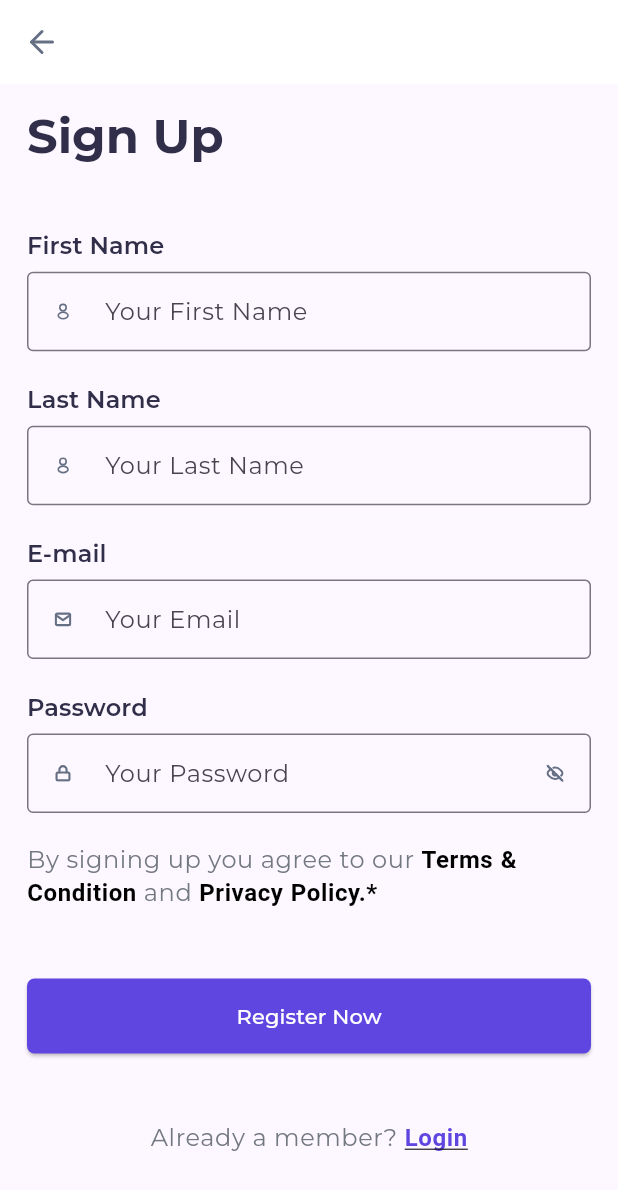
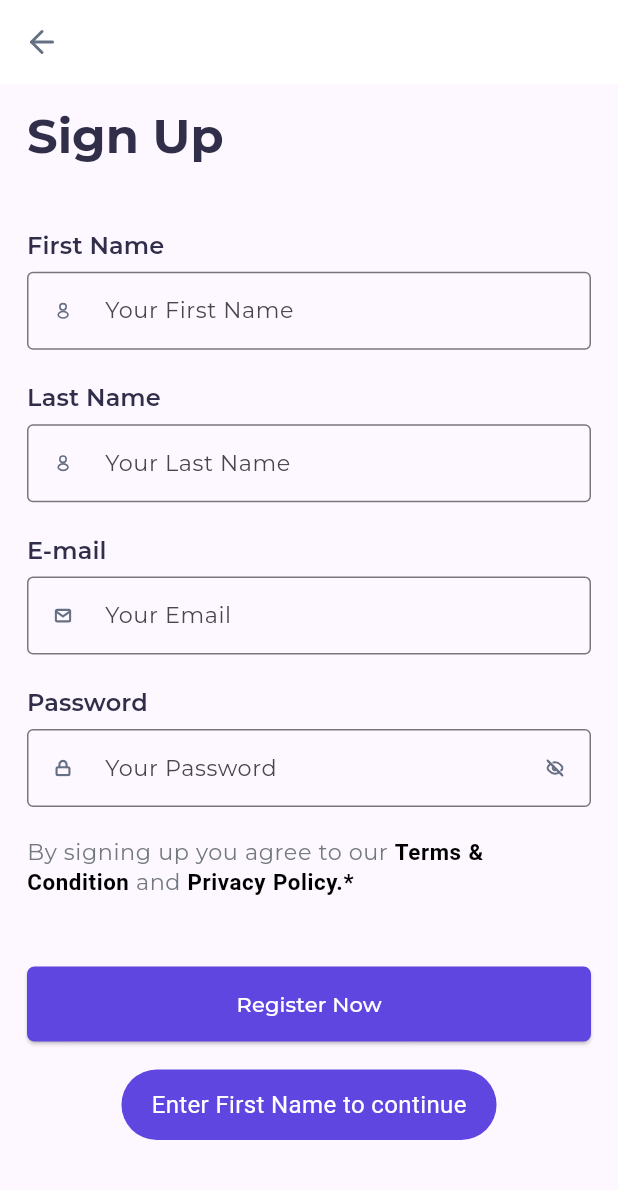
Before and after one commit to praidux/LostGet, a Flutter app: the SignUp screen opened by its route, after a tap on "Register Now", on a phone screen of 412 x 824 dp. Shown: the top 1190 px of the screen. Run offline on Flutter 3.47's test engine with Material 2 defaults, Android fonts, the phone set to English and light mode, and no system bars; our stand-ins replace bloc, firebase_auth, firebase_core, flutter_bloc, flutter_screenutil, flutter_svg and 2 more; accounts and stored records are empty.

Commit message:
Sign Up is working and Verification Page is added

```diff
--- a/lib/business_logic_layer/Authentication/Signup/bloc/sign_up_bloc.dart
+++ b/lib/business_logic_layer/Authentication/Signup/bloc/sign_up_bloc.dart
@@ -2,6 +2,7 @@
 import 'dart:async';
 
 import 'package:bloc/bloc.dart';
+import 'package:firebase_auth/firebase_auth.dart';
 // ignore: depend_on_referenced_packages
 import 'package:meta/meta.dart';
 
@@ -16,6 +17,7 @@ class SignUpBloc extends Bloc<SignUpEvent, SignUpState> {
     on<PasswordOnChangedEvent>(passwordOnChangedEvent);
     on<LoginButtonClickedEvent>(loginButtonClickedEvent);
     on<EyeToggleViewClickedEvent>(eyeToggleViewClickedEvent);
+    on<NavigateToEmailVerificationEvent>(navigateToEmailVerificationEvent);
   }
 
   FutureOr<void> firstNameOnChangedEvent(
@@ -51,4 +53,9 @@ class SignUpBloc extends Bloc<SignUpEvent, SignUpState> {
       EyeToggleViewClickedEvent event, Emitter<SignUpState> emit) {
     emit(state.copyWith(isHidden: !state.isHidden));
   }
+
+  FutureOr<void> navigateToEmailVerificationEvent(
+      NavigateToEmailVerificationEvent event, Emitter<SignUpState> emit) {
+    emit(NavigateToEmailVerificationState(event.userCredential));
+  }
 }
--- a/lib/business_logic_layer/Authentication/Signup/bloc/sign_up_event.dart
+++ b/lib/business_logic_layer/Authentication/Signup/bloc/sign_up_event.dart
@@ -30,3 +30,9 @@ class PasswordOnChangedEvent extends SignUpEvent {
 class LoginButtonClickedEvent extends SignUpEvent {}
 
 class EyeToggleViewClickedEvent extends SignUpEvent {}
+
+class NavigateToEmailVerificationEvent extends SignUpEvent {
+  final UserCredential userCredential;
+
+  NavigateToEmailVerificationEvent(this.userCredential);
+}
--- a/lib/business_logic_layer/Authentication/Signup/bloc/sign_up_state.dart
+++ b/lib/business_logic_layer/Authentication/Signup/bloc/sign_up_state.dart
@@ -36,3 +36,9 @@ class SignUpActionState extends SignUpState {}
 class RegisterNowButtonClickedState extends SignUpActionState {}
 
 class LoginButtonClickedState extends SignUpActionState {}
+
+class NavigateToEmailVerificationState extends SignUpActionState {
+  final UserCredential userCredential;
+
+  NavigateToEmailVerificationState(this.userCredential);
+}
--- /dev/null
+++ b/lib/business_logic_layer/Authentication/Verification/bloc/email_verification_bloc.dart
@@ -0,0 +1,32 @@
+import 'dart:async';
+
+import 'package:bloc/bloc.dart';
+import 'package:meta/meta.dart';
+
+part 'email_verification_event.dart';
+part 'email_verification_state.dart';
+
+class EmailVerificationBloc
+    extends Bloc<EmailVerificationEvent, EmailVerificationState> {
+  EmailVerificationBloc() : super(EmailVerificationInitial()) {
+    on<CountDownTimerEvent>(countDownTimerEvent);
+    on<ResendVerificationEmailClickedEvent>(
+        resendVerificationEmailClickedEvent);
+    on<EmailVerifiedEvent>(emailVerifiedEvent);
+  }
+
+  FutureOr<void> countDownTimerEvent(
+      CountDownTimerEvent event, Emitter<EmailVerificationState> emit) {
+    emit(CountDownTimerState(event.remainingSeconds));
+  }
+
+  FutureOr<void> resendVerificationEmailClickedEvent(
+      event, Emitter<EmailVerificationState> emit) {
+    emit(ResendVerificationEmailClickedState());
+  }
+
+  FutureOr<void> emailVerifiedEvent(
+      EmailVerifiedEvent event, Emitter<EmailVerificationState> emit) {
+    emit(EmailVerifiedState());
+  }
+}
--- /dev/null
+++ b/lib/controller/Authentication/sign_up_controller.dart
@@ -0,0 +1,59 @@
+import 'package:firebase_auth/firebase_auth.dart';
+import 'package:flutter/material.dart';
+import 'package:lost_get/business_logic_layer/Authentication/Signup/bloc/sign_up_bloc.dart';
+import 'package:lost_get/presentation_layer/widgets/toast.dart';
+
+class SignUpController {
+  final BuildContext context;
+  final SignUpBloc signUpBloc;
+
+  SignUpController(this.context, this.signUpBloc);
+
+  Future<void> handleSignUp() async {
+    final firstName = signUpBloc.state.firstName;
+    final lastName = signUpBloc.state.lastName;
+    final emailAddress = signUpBloc.state.emailAddress;
+    final password = signUpBloc.state.password;
+
+    if (firstName.isEmpty) {
+      createToast(description: 'Enter First Name to continue');
+      return;
+    } else if (lastName.isEmpty) {
+      createToast(description: 'Enter Last Name to continue');
+      return;
+    } else if (emailAddress.isEmpty) {
+      createToast(description: "Enter Email Address to continue");
+      return;
+    } else if (password.isEmpty) {
+      createToast(description: "Enter Password to continue");
+      return;
+    }
+
+    try {
+      final credentials =
+          await FirebaseAuth.instance.createUserWithEmailAndPassword(
+        email: emailAddress,
+        password: password,
+      );
+      if (credentials.user != null) {
+        // User creation successful, you can access 'credentials.user' here.
+
+        await credentials.user!.sendEmailVerification();
+
+        signUpBloc.add(NavigateToEmailVerificationEvent(credentials));
+      } else {
+        // User creation failed
+        print('User creation failed');
+      }
+      // if (credentials != null) {}
+    } on FirebaseAuthException catch (e) {
+      if (e.code == 'weak-password') {
+        createToast(description: "Password is too weak");
+      } else if (e.code == 'email-already-in-use') {
+        createToast(description: 'Email address already in use');
+      } else if (e.code == 'invalid-email') {
+        createToast(description: 'Email Address is invalid');
+      }
+    }
+  }
+}
--- a/lib/main.dart
+++ b/lib/main.dart
@@ -53,8 +53,9 @@ class MyApp extends StatelessWidget {
                         fontSize: 14.sp,
                         color: AppColors.headingColor),
                     bodySmall: GoogleFonts.montserrat(
-                      fontSize: 14.sp, color: AppColors.placeHolderColor),
-                ),
+                        fontSize: 13.sp, color: AppColors.placeHolderColor),
+                    displaySmall: GoogleFonts.montserrat(
+                        fontSize: 16.sp, color: AppColors.headingColor)),
               ),
               onGenerateRoute: AppRouter().onGenerateRoute,
             ),
--- a/lib/presentation_layer/screens/authentication/SignUp/sign_up_screen.dart
+++ b/lib/presentation_layer/screens/authentication/SignUp/sign_up_screen.dart
@@ -1,9 +1,12 @@
+import 'package:firebase_auth/firebase_auth.dart';
 import 'package:flutter/gestures.dart';
 import 'package:flutter/material.dart';
 import 'package:flutter_bloc/flutter_bloc.dart';
 import 'package:flutter_screenutil/flutter_screenutil.dart';
 import 'package:flutter_svg/svg.dart';
 import 'package:lost_get/business_logic_layer/Authentication/Signup/bloc/sign_up_bloc.dart';
+import 'package:lost_get/controller/Authentication/sign_up_controller.dart';
+import 'package:lost_get/presentation_layer/screens/Authentication/SignUp/email_verification_screen.dart';
 import 'package:lost_get/presentation_layer/widgets/button.dart';
 import '../../../widgets/authentication_widget.dart';
 import '../../../widgets/password_field.dart';
@@ -29,6 +32,12 @@ class _SignUpState extends State<SignUp> {
         listener: (context, state) {
           if (state is LoginButtonClickedState) {
             Navigator.of(context).pop();
+          }
+          if (state is NavigateToEmailVerificationState) {
+            print("User is here ${state.userCredential.user!.email}");
+            UserCredential userCredential = state.userCredential;
+            Navigator.popAndPushNamed(context, EmailVerification.routeName,
+                arguments: userCredential);
           }
         },
         child: Scaffold(
@@ -130,7 +139,11 @@ class _SignUpState extends State<SignUp> {
                     SizedBox(
                       height: 20.h,
                     ),
-                    CreateButton(title: 'Register Now', handleButton: () {}),
+                    CreateButton(
+                        title: 'Register Now',
+                        handleButton: () {
+                          SignUpController(context, signUpBloc).handleSignUp();
+                        }),
                     SizedBox(
                       height: 20.h,
                     ),
--- a/lib/presentation_layer/screens/authentication/Signin/sign_in_screen.dart
+++ b/lib/presentation_layer/screens/authentication/Signin/sign_in_screen.dart
@@ -13,6 +13,7 @@ import '../../../widgets/authentication_widget.dart';
 import '../../../widgets/text_field.dart';
 
 class LoginScreen extends StatefulWidget {
+  static const routeName = '/login_screen';
   const LoginScreen({super.key});
 
   @override
@@ -82,7 +83,7 @@ class _LoginScreenState extends State<LoginScreen> {
                       },
                     ),
                     SizedBox(
-                      height: 9.h,
+                      height: 3.h,
                     ),
                     createCheckboxNecessaryItems(context),
                     SizedBox(
--- a/lib/presentation_layer/widgets/authentication_widget.dart
+++ b/lib/presentation_layer/widgets/authentication_widget.dart
@@ -32,14 +32,24 @@ Widget createRichTextForLoginSignUp(
         text: description,
         style: Theme.of(context).textTheme.bodySmall,
         children: [
-          TextSpan(
-              text: whereTo,
+          WidgetSpan(
+            child: Material(
+              color: Colors.transparent,
+              child: InkWell(
+                onTap: () => navigateTo(),
+                child: Text(
+                  whereTo,
                   style: const TextStyle(
                     color: AppColors.primaryColor,
                     fontWeight: FontWeight.w600,
                     decoration: TextDecoration.underline,
                   ),
-              recognizer: TapGestureRecognizer()..onTap = () => navigateTo()),
-        ])),
+                ),
+              ),
+            ),
+          ),
+        ],
+      ),
+    ),
   );
 }
--- a/lib/presentation_layer/widgets/button.dart
+++ b/lib/presentation_layer/widgets/button.dart
@@ -3,7 +3,7 @@ import 'package:lost_get/constants/colors.dart';
 
 class CreateButton extends StatelessWidget {
   final String title;
-  final Function handleButton;
+  final VoidCallback? handleButton;
   const CreateButton({
     super.key,
     required this.title,
@@ -15,7 +15,7 @@ class CreateButton extends StatelessWidget {
     return SizedBox(
         width: MediaQuery.sizeOf(context).width,
         child: ElevatedButton(
-          onPressed: () => handleButton(),
+          onPressed: handleButton,
           style: ElevatedButton.styleFrom(
               backgroundColor: AppColors.primaryColor,
               foregroundColor: Colors.white,
--- a/lib/presentation_layer/widgets/toast.dart
+++ b/lib/presentation_layer/widgets/toast.dart
@@ -5,8 +5,8 @@ import 'package:lost_get/constants/colors.dart';
 
 createToast(
     {required description,
-    Color backgroundColor = Colors.white,
-    Color textColor = Colors.black}) {
+    Color backgroundColor = AppColors.primaryColor,
+    Color textColor = Colors.white}) {
   Fluttertoast.showToast(
     msg: description,
     gravity: ToastGravity.BOTTOM,
--- a/lib/routes/app_routes.dart
+++ b/lib/routes/app_routes.dart
@@ -1,4 +1,6 @@
+import 'package:firebase_auth/firebase_auth.dart';
 import 'package:flutter/material.dart';
+import 'package:lost_get/presentation_layer/screens/Authentication/SignUp/email_verification_screen.dart';
 import 'package:lost_get/presentation_layer/screens/Authentication/Signin/sign_in_screen.dart';
 import 'package:lost_get/presentation_layer/screens/Authentication/SignUp/sign_up_screen.dart';
 
@@ -10,6 +12,14 @@ class AppRouter {
 
       case SignUp.routeName:
         return MaterialPageRoute(builder: (context) => const SignUp());
+
+      case EmailVerification.routeName:
+        UserCredential userCredential =
+            routeSettings.arguments as UserCredential;
+        return MaterialPageRoute(
+            builder: (context) => EmailVerification(
+                  userCredential: userCredential,
+                ));
     }
     return null;
   }
--- a/lib/routes/bloc_provider.dart
+++ b/lib/routes/bloc_provider.dart
@@ -1,5 +1,6 @@
 import 'package:flutter_bloc/flutter_bloc.dart';
 import 'package:lost_get/business_logic_layer/Authentication/Signup/bloc/sign_up_bloc.dart';
+import 'package:lost_get/business_logic_layer/Authentication/Verification/bloc/email_verification_bloc.dart';
 
 import '../business_logic_layer/Authentication/Signin/bloc/sign_in_bloc.dart';
 
@@ -7,5 +8,6 @@ class AppBlocProvider {
   static get allBlocProvider => [
         BlocProvider(create: (context) => SignInBloc()),
         BlocProvider(create: (context) => SignUpBloc()),
+        BlocProvider(create: (context) => EmailVerificationBloc()),
       ];
 }
```
Also changed, not shown: lib/business_logic_layer/Authentication/Verification/bloc/email_verification_event.dart (added, +14 -0 lines), lib/business_logic_layer/Authentication/Verification/bloc/email_verification_state.dart (added, +19 -0 lines), lib/presentation_layer/screens/authentication/SignUp/email_verification_screen.dart (added, +151 -0 lines), assets/icons/lock.png (deleted), assets/icons/mail.png (deleted), assets/icons/verification.svg (added). Lines whose indentation alone changed are shown as unchanged.
